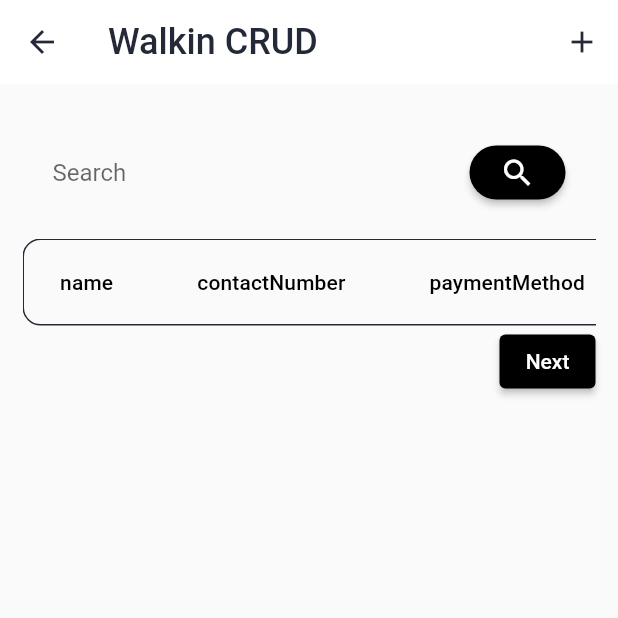
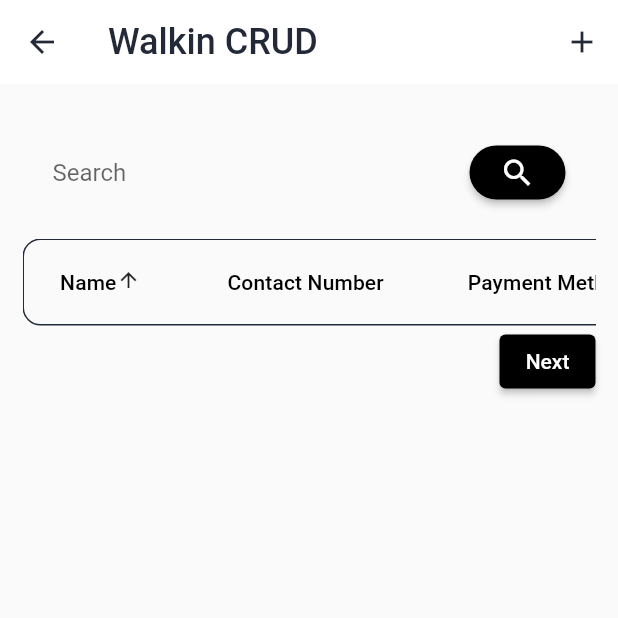
Before and after one commit to mrHeinrichh/J.E-Moral-Admin-Mobile-App, a Flutter app: the walkinPage screen opened by its route, on a phone screen of 412 x 824 dp, the top half of it. Run offline on Flutter 3.47's test engine with Material 2 defaults, Android fonts, the phone set to English and light mode, and no system bars; our stand-ins replace fl_chart, image_picker; network calls fail.

Commit message:
nameColumnSortWalkin

```diff
--- a/lib/views/walkin.page.dart
+++ b/lib/views/walkin.page.dart
@@ -14,6 +14,8 @@ class walkinPage extends StatefulWidget {
 class _walkinPageState extends State<walkinPage> {
   File? _image;
   final _imageStreamController = StreamController<File?>.broadcast();
+  bool _sortAscending = true;
+  String _sortColumn = 'createdAt'; // Default sorting column
 
   List<Map<String, dynamic>> walkinDataList = [];
   TextEditingController searchController = TextEditingController();
@@ -499,7 +501,6 @@ class _walkinPageState extends State<walkinPage> {
           ),
         ],
       ),
-      //SEARCH BUTTON
       body: Padding(
         padding: const EdgeInsets.all(15.0),
         child: Column(
@@ -532,8 +533,6 @@ class _walkinPageState extends State<walkinPage> {
                 ],
               ),
             ),
-
-            //DATATABLE
             SingleChildScrollView(
               scrollDirection: Axis.horizontal,
               child: Container(
@@ -545,62 +544,24 @@ class _walkinPageState extends State<walkinPage> {
                   borderRadius: BorderRadius.circular(12.0),
                 ),
                 child: DataTable(
+                  sortAscending: _sortAscending,
+                  sortColumnIndex:
+                      0, // Set to the index of the column you want to initially sort by
+
                   columns: <DataColumn>[
-                    DataColumn(label: Text('name')),
-                    DataColumn(label: Text('contactNumber')),
-                    DataColumn(label: Text('paymentMethod')),
-                    DataColumn(label: Text('Total')),
-                    DataColumn(label: Text('items')),
-                    DataColumn(label: Text('pickupImages')),
-                    DataColumn(label: Text('completed')),
-                    DataColumn(label: Text('type')),
-                    DataColumn(
-                      label: Text('Actions'),
-                      tooltip: 'Update and Delete',
-                    ),
+                    // _buildDataColumnWithSort(
+                    //     'createdAt', 'Created At', 'Sort by Created At'),
+                    _buildDataColumnWithSort('createdAt', 'Name', 'Name'),
+                    _buildDataColumn('contactNumber', 'Contact Number'),
+                    _buildDataColumn('paymentMethod', 'Payment Method'),
+                    _buildDataColumn('Total', 'Total'),
+                    _buildDataColumn('items', 'Items'),
+                    _buildDataColumn('pickupImages', 'Pickup Images'),
+                    _buildDataColumn('completed', 'Completed'),
+                    _buildDataColumn('type', 'Type'),
+                    _buildDataColumn('Actions', 'Update and Delete'),
                   ],
-                  rows: walkinDataList.map((userData) {
-                    final id = userData['_id'];
-
-                    return DataRow(
-                      cells: <DataCell>[
-                        DataCell(Text(userData['name'].toString() ?? ''),
-                            placeholder: false),
-                        DataCell(
-                            Text(userData['contactNumber'].toString() ?? ''),
-                            placeholder: false),
-                        DataCell(
-                            Text(userData['paymentMethod'].toString() ?? ''),
-                            placeholder: false),
-                        DataCell(Text(userData['total'].toString() ?? ''),
-                            placeholder: false),
-                        DataCell(Text(userData['items'].toString() ?? ''),
-                            placeholder: false),
-                        DataCell(
-                            Text(userData['pickupImages'].toString() ?? ''),
-                            placeholder: false),
-                        DataCell(Text(userData['completed'].toString() ?? ''),
-                            placeholder: false),
-                        DataCell(Text(userData['type'] ?? ''),
-                            placeholder: false),
-                        DataCell(
-                          Row(
-                            children: [
-                              IconButton(
-                                icon: Icon(Icons.edit),
-                                onPressed: () => updateData(id),
-                              ),
-                              IconButton(
-                                icon: Icon(Icons.delete),
-                                onPressed: () => deleteData(id),
-                              ),
-                            ],
-                          ),
-                          placeholder: false,
-                        ),
-                      ],
-                    );
-                  }).toList(),
+                  rows: _buildDataRows(),
                 ),
               ),
             ),
@@ -634,4 +595,84 @@ class _walkinPageState extends State<walkinPage> {
       ),
     );
   }
+
+  DataColumn _buildDataColumnWithSort(
+      String columnName, String label, String tooltip) {
+    return DataColumn(
+      label: Text(label),
+      tooltip: tooltip,
+      onSort: (columnIndex, ascending) {
+        setState(() {
+          _sortColumn = columnName;
+          _sortAscending = ascending;
+        });
+      },
+    );
+  }
+
+  DataColumn _buildDataColumn(String columnName, String label) {
+    return DataColumn(label: Text(label));
+  }
+
+  int _getColumnIndex(String columnName) {
+    for (int i = 0; i < walkinDataList.length; i++) {
+      if (walkinDataList[i].containsKey(columnName)) {
+        return i;
+      }
+    }
+    return -1;
+  }
+
+  List<DataRow> _buildDataRows() {
+    List<Map<String, dynamic>> sortedList = List.from(walkinDataList);
+
+    sortedList.sort((a, b) {
+      DateTime aDate = DateTime.parse(a['createdAt']);
+      DateTime bDate = DateTime.parse(b['createdAt']);
+
+      if (_sortAscending) {
+        return aDate.compareTo(bDate);
+      } else {
+        return bDate.compareTo(aDate);
+      }
+    });
+
+    return sortedList.map((userData) {
+      final id = userData['_id'];
+
+      return DataRow(
+        cells: <DataCell>[
+          DataCell(Text(userData['name'].toString() ?? ''), placeholder: false),
+          DataCell(Text(userData['contactNumber'].toString() ?? ''),
+              placeholder: false),
+          DataCell(Text(userData['paymentMethod'].toString() ?? ''),
+              placeholder: false),
+          DataCell(Text(userData['total'].toString() ?? ''),
+              placeholder: false),
+          DataCell(Text(userData['items'].toString() ?? ''),
+              placeholder: false),
+          DataCell(Text(userData['pickupImages'].toString() ?? ''),
+              placeholder: false),
+          DataCell(Text(userData['completed'].toString() ?? ''),
+              placeholder: false),
+          DataCell(Text(userData['type'] ?? ''), placeholder: false),
+          DataCell(
+            Row(
+              children: [
+                IconButton(
+                  icon: Icon(Icons.edit),
+                  onPressed: () => updateData(id),
+                ),
+                IconButton(
+                  icon: Icon(Icons.delete),
+                  onPressed: () => deleteData(id),
+                ),
+              ],
+            ),
+            placeholder: false,
+          ),
+        ],
+      );
+    }).toList();
+  }
 }
```
